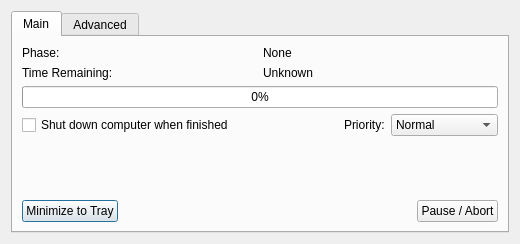
Before: the Qt Designer form avidemux/qt4/ADM_userInterfaces/ADM_dialog/encoding.ui in mean00/avidemux2, drawn with Qt 5.
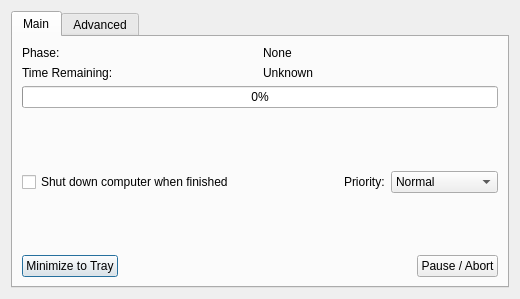
After: the same form once the commit is applied.

Commit message: [Qt/encoding] Add vertical spacer between progress bar and priority combo box below

What changed in the file:
```diff
--- a/avidemux/qt4/ADM_userInterfaces/ADM_dialog/encoding.ui
+++ b/avidemux/qt4/ADM_userInterfaces/ADM_dialog/encoding.ui
@@ -7,7 +7,7 @@
     <x>0</x>
     <y>0</y>
     <width>520</width>
-    <height>227</height>
+    <height>299</height>
    </rect>
   </property>
   <property name="sizePolicy">
@@ -87,7 +87,7 @@
          </item>
         </layout>
        </item>
-       <item row="1" column="0" colspan="2">
+       <item row="2" column="0" colspan="2">
         <layout class="QHBoxLayout" name="horizontalLayout">
          <item>
           <widget class="QCheckBox" name="checkBoxShutdown">
@@ -150,20 +150,20 @@
          </item>
         </layout>
        </item>
-       <item row="2" column="0">
-        <spacer name="verticalSpacer">
+       <item row="3" column="0">
+        <spacer name="verticalSpacer2">
          <property name="orientation">
           <enum>Qt::Vertical</enum>
          </property>
          <property name="sizeHint" stdset="0">
           <size>
            <width>20</width>
-           <height>13</height>
+           <height>8</height>
           </size>
          </property>
         </spacer>
        </item>
-       <item row="3" column="0" colspan="2">
+       <item row="4" column="0" colspan="2">
         <layout class="QHBoxLayout" name="horizontalLayout_2">
          <item>
           <widget class="QPushButton" name="pushButton1">
@@ -197,6 +197,19 @@
          </item>
         </layout>
        </item>
+       <item row="1" column="0">
+        <spacer name="verticalSpacer1">
+         <property name="orientation">
+          <enum>Qt::Vertical</enum>
+         </property>
+         <property name="sizeHint" stdset="0">
+          <size>
+           <width>20</width>
+           <height>8</height>
+          </size>
+         </property>
+        </spacer>
+       </item>
       </layout>
      </widget>
      <widget class="QWidget" name="tab_2">
```
Left out of the diff: 66 changed lines with no effect on the pictures.
